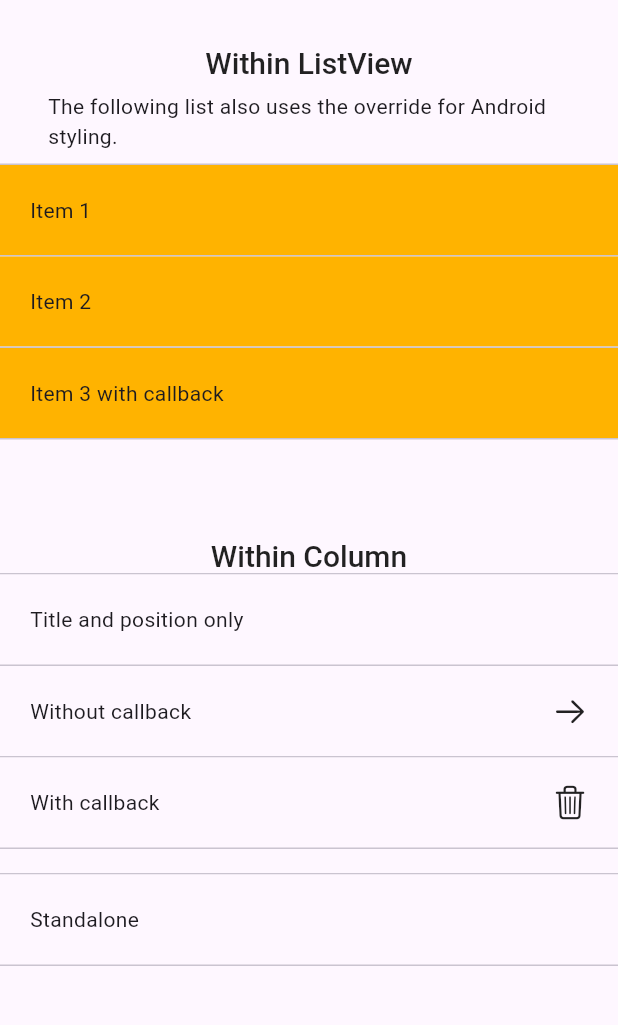
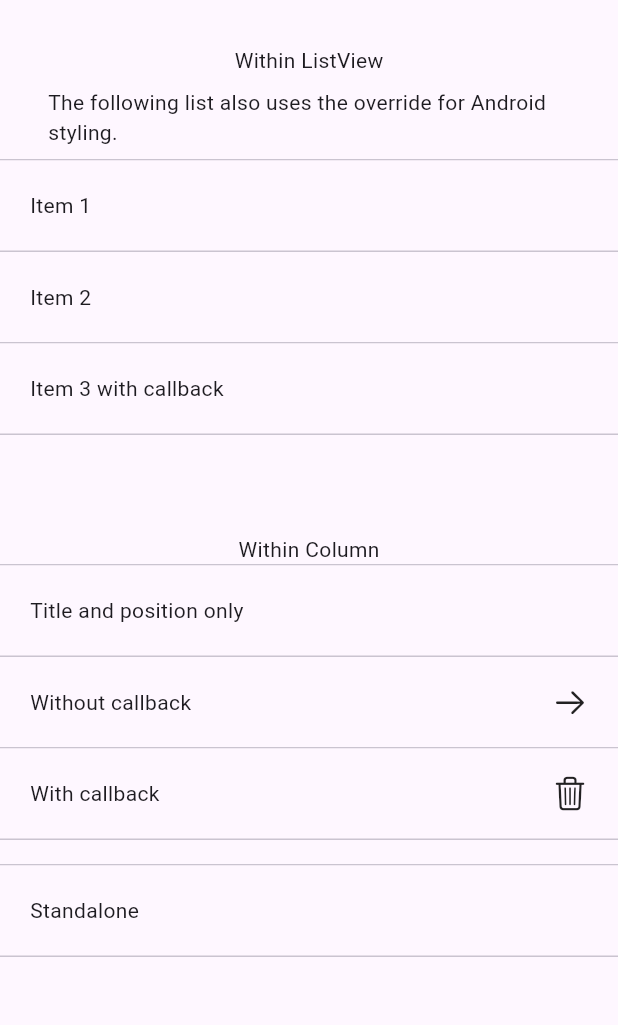
Before and after one commit to sems/dynamic_list_item, a Flutter app: the screen it shows after launch, on a phone screen of 412 x 824 dp, the part 63-1088 px from its top. Run offline on Flutter 3.47's test engine with Material 2 defaults, Android fonts, the phone set to English and light mode, and no system bars.

Commit message:
Removed `alwaysUseFlutterStyle` and created `DynamicListItemColorTheme`

```diff
--- a/example/lib/main.dart
+++ b/example/lib/main.dart
@@ -10,7 +10,10 @@ class MyApp extends StatelessWidget {
   Widget build(BuildContext context) {
     var styling = DynamicListItemStyle(
       overridePlatformStyling: TargetPlatform.android,
-      tileBackgroundColorAndroid: Colors.amber[600],
+      colorTheme: DynamicListItemColorTheme(
+        // tileBackgroundColorAndroid: Colors.amber[600],
+        tileBackgroundColoriOS: Colors.amber[600],
+      ),
     );
 
     return MaterialApp(
@@ -33,10 +36,7 @@ class MyApp extends StatelessWidget {
             padding: EdgeInsets.symmetric(vertical: 16),
             child: Column(
               children: [
-                Text(
-                  "Within ListView",
-                  style: Theme.of(context).textTheme.headline6,
-                ),
+                Text("Within ListView"),
                 Padding(
                   padding: EdgeInsets.symmetric(horizontal: 32, vertical: 8),
                   child: Text(
@@ -62,7 +62,7 @@ class MyApp extends StatelessWidget {
                           position: ListItemPostition.Bottom,
                           style: styling,
                           callback: () {
-                            print("Item 3 was pressed");
+                            // Do something
                           },
                         ),
                       ],
@@ -71,10 +71,7 @@ class MyApp extends StatelessWidget {
                 ),
                 Column(
                   children: [
-                    Text(
-                      "Within Column",
-                      style: Theme.of(context).textTheme.headline6,
-                    ),
+                    Text("Within Column"),
                     DynamicListItem(
                       title: "Title and position only",
                       position: ListItemPostition.Top,
--- a/lib/dynamic_list_item.dart
+++ b/lib/dynamic_list_item.dart
@@ -1,3 +1,4 @@
 export 'src/dynamic_list_item.dart';
 export 'src/common/list_item_position.dart';
 export 'src/dynamic_list_item_style.dart';
+export 'src/dynamic_list_item_color_theme.dart';
--- a/lib/src/dynamic_list_item.dart
+++ b/lib/src/dynamic_list_item.dart
@@ -6,7 +6,6 @@ import 'package:flutter/material.dart';
 
 import './common/constants.dart';
 import './common/list_item_position.dart';
-import './common/ios_text_style.dart';
 
 typedef DynamicListItemCallback = void Function();
 
@@ -56,13 +55,29 @@ class DynamicListItem extends StatefulWidget {
   State<StatefulWidget> createState() => _DynamicListItemState();
 }
 
-class _DynamicListItemState extends State<DynamicListItem> {
+class _DynamicListItemState extends State<DynamicListItem> with WidgetsBindingObserver {
   late Color _backgroundColoriOS;
 
   @override
   void initState() {
+    WidgetsBinding.instance.addObserver(this);
     super.initState();
-    _backgroundColoriOS = widget.style.tileBackgroundColoriOS ?? Constants().iosBackgroundColor;
+
+    _backgroundColoriOS = widget.style.colorTheme.tileBackgroundColoriOS ?? widget._constants.iosBackgroundColor;
+  }
+
+  @override
+  void dispose() {
+    WidgetsBinding.instance.removeObserver(this);
+    super.dispose();
+  }
+
+  @override
+  void didChangePlatformBrightness() {
+    setState(() {
+      _backgroundColoriOS = widget.style.colorTheme.tileBackgroundColoriOS ?? widget._constants.iosBackgroundColor;
+    });
+    super.didChangePlatformBrightness();
   }
 
   @override
@@ -116,9 +131,7 @@ class _DynamicListItemState extends State<DynamicListItem> {
                           13.5),
                       child: Text(
                         widget.title,
-                        style: widget.style.alwaysUseFlutterStyle
-                            ? widget.style.iOSTextStyle ?? IOSTextStyle()
-                            : null,
+                        style: widget.style.iOSTextStyle ?? null,
                       ),
                     ),
                     Flexible(
@@ -140,17 +153,19 @@ class _DynamicListItemState extends State<DynamicListItem> {
           ),
           onTap: widget.callback,
           onTapCancel: () {
-            setState(() => _backgroundColoriOS = widget.style.tileBackgroundColoriOS ?? widget._constants.iosBackgroundColor);
+            setState(() => _backgroundColoriOS = widget.style.colorTheme.tileBackgroundColoriOS ?? widget._constants.iosBackgroundColor);
           },
         ),
         onPointerDown: (_) {
           if (widget.callback != null) {
-            setState(() => _backgroundColoriOS = widget.style.tileBackgroundColorOnDowniOS ?? widget._constants.iosListTileDownColor);
+            setState(() {
+              _backgroundColoriOS = widget.style.colorTheme.tileBackgroundColorOnDowniOS ?? widget._constants.iosListTileDownColor;
+            });
           }
         },
         onPointerUp: (_) {
           if (widget.callback != null) {
-            setState(() => _backgroundColoriOS = widget.style.tileBackgroundColoriOS ?? widget._constants.iosBackgroundColor);
+            setState(() => _backgroundColoriOS = widget.style.colorTheme.tileBackgroundColoriOS ?? widget._constants.iosBackgroundColor);
           }
         },
       );
@@ -163,7 +178,7 @@ class _DynamicListItemState extends State<DynamicListItem> {
             widget.style.useDividers)
           Divider(height: 1),
         Material(
-          color: widget.style.tileBackgroundColorAndroid ?? null,
+          color: widget.style.colorTheme.tileBackgroundColorAndroid ?? null,
           child: InkWell(
             child: Row(
               mainAxisAlignment: MainAxisAlignment.spaceBetween,
@@ -172,10 +187,7 @@ class _DynamicListItemState extends State<DynamicListItem> {
                   padding: EdgeInsets.all(20),
                   child: Text(
                     widget.title,
-                    style: widget.style.alwaysUseFlutterStyle
-                        ? widget.style.androidTextStyle ??
-                            widget._constants.androidPrimaryTextStyle
-                        : null,
+                    style: widget.style.androidTextStyle ?? null,
                   ),
                 ),
                 Flexible(
--- /dev/null
+++ b/lib/src/dynamic_list_item_color_theme.dart
@@ -0,0 +1,26 @@
+import 'package:flutter/material.dart';
+
+class DynamicListItemColorTheme {
+  /// The background color of the list item for iOS
+  ///
+  /// If the background color is not set, it will default to the `Color.fromRGBO(239, 239, 244, 1.0)`.
+  final Color? tileBackgroundColoriOS;
+
+  /// The background of the list item when it is pressed down. (Only for iOS)
+  ///
+  /// If not set, it will default to iOS's default color for iOS.
+  /// Which is: `Color.fromRGBO(224, 222, 230, 0.5)`.
+  /// Android will always use the Theme defaults.
+  final Color? tileBackgroundColorOnDowniOS;
+
+  /// The background color of the list item for Android
+  ///
+  /// If the background color is not set, it will default to the `Colors.white`
+  final Color? tileBackgroundColorAndroid;
+
+  const DynamicListItemColorTheme({
+    this.tileBackgroundColoriOS,
+    this.tileBackgroundColorOnDowniOS,
+    this.tileBackgroundColorAndroid,
+  });
+}
--- a/lib/src/dynamic_list_item_style.dart
+++ b/lib/src/dynamic_list_item_style.dart
@@ -1,9 +1,10 @@
+import 'package:dynamic_list_item/src/dynamic_list_item_color_theme.dart';
 import 'package:flutter/material.dart';
 
 class DynamicListItemStyle {
   /// TextStyle which is used for the title on Android.
   ///
-  /// If not specified the default value is: `TextStyle(fontSize: 18)`
+  /// If not specified the default value is: [DefaultTextStyle]
   final TextStyle? androidTextStyle;
 
   /// TextStyle which is used for the title on iOS.
@@ -11,29 +12,9 @@ class DynamicListItemStyle {
   /// If not specifiek the default value is: `TextStyle(double fontSize = 17, FontWeight fontWeight = FontWeight.w400, Color color = Colors.black,fontFamily: "SF Pro Text", double letterSpacing = -0.24)`. Which is the default for iOS' own list-items;
   final TextStyle? iOSTextStyle;
 
-  /// The background color of the list item for iOS
-  ///
-  /// If the background color is not set, it will default to the `Color.fromRGBO(239, 239, 244, 1.0)`.
-  final Color? tileBackgroundColoriOS;
 
-  /// The background color of the list item for Android
-  ///
-  /// If the background color is not set, it will default to the `Colors.white`
-  final Color? tileBackgroundColorAndroid;
 
-  /// The background of the list item when it is pressed down. (Only for iOS)
-  ///
-  /// If not set, it will default to iOS's default color for iOS.
-  /// Which is: `Color.fromRGBO(224, 222, 230, 0.5)`.
-  /// Android will always use the Theme defaults.
-  final Color? tileBackgroundColorOnDowniOS;
-
-  /// To specifiy whether to always use the default Flutter/ThemeData for textStyles;
-  ///
-  /// If this is set to `true`, the `androidTextStyle` and `iOSTextStyle` properties from [DynamicListItemStyle] will be ignored.
-  /// This includes their default/fallback values.
-  /// Also the `tileBackgroundColor` for Android will be ignored.
-  final bool alwaysUseFlutterStyle;
+  final DynamicListItemColorTheme colorTheme;
 
   /// An override which can be used to override styling for a specific platform.
   ///
@@ -50,10 +31,7 @@ class DynamicListItemStyle {
   const DynamicListItemStyle({
     this.androidTextStyle,
     this.iOSTextStyle,
-    this.tileBackgroundColoriOS,
-    this.tileBackgroundColorAndroid,
-    this.tileBackgroundColorOnDowniOS,
-    this.alwaysUseFlutterStyle = false,
+    this.colorTheme = const DynamicListItemColorTheme(),
     this.overridePlatformStyling,
     this.useDividers = true,
   });
```
